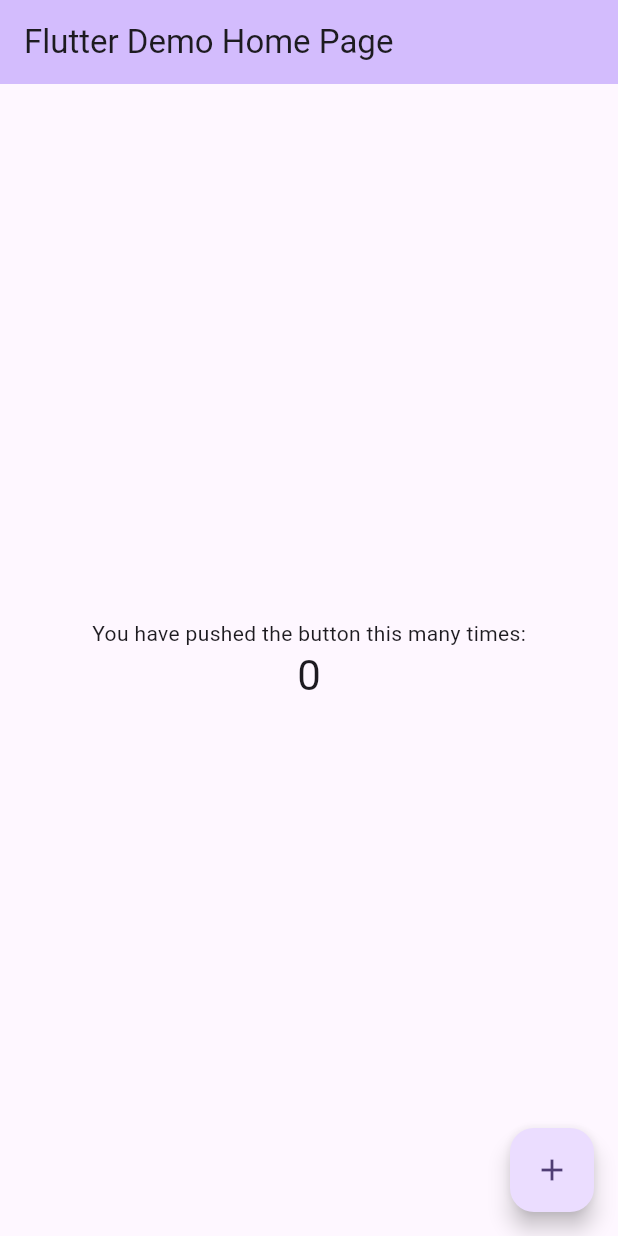
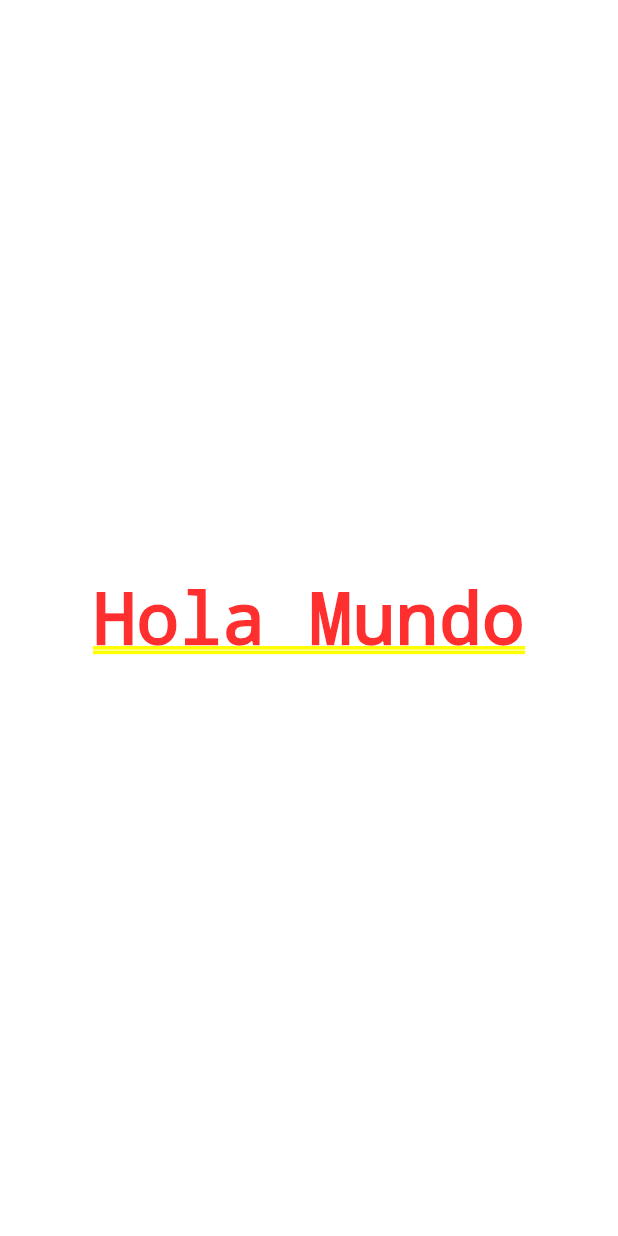
Before and after one commit to alexglzrys/flutter_design, a Flutter app: the screen it shows after launch, on a phone screen of 412 x 824 dp. Run offline on Flutter 3.47's test engine with Material 3 defaults, Android fonts, the phone set to English and light mode, and no system bars.

Commit message:
inicio del proyecto

```diff
--- a/lib/main.dart
+++ b/lib/main.dart
@@ -1,125 +1,16 @@
 import 'package:flutter/material.dart';
 
-void main() {
-  runApp(const MyApp());
-}
+void main() => runApp(const DesignApp());
 
-class MyApp extends StatelessWidget {
-  const MyApp({super.key});
+class DesignApp extends StatelessWidget {
+  const DesignApp({super.key});
 
-  // This widget is the root of your application.
   @override
   Widget build(BuildContext context) {
-    return MaterialApp(
-      title: 'Flutter Demo',
-      theme: ThemeData(
-        // This is the theme of your application.
-        //
-        // TRY THIS: Try running your application with "flutter run". You'll see
-        // the application has a blue toolbar. Then, without quitting the app,
-        // try changing the seedColor in the colorScheme below to Colors.green
-        // and then invoke "hot reload" (save your changes or press the "hot
-        // reload" button in a Flutter-supported IDE, or press "r" if you used
-        // the command line to start the app).
-        //
-        // Notice that the counter didn't reset back to zero; the application
-        // state is not lost during the reload. To reset the state, use hot
-        // restart instead.
-        //
-        // This works for code too, not just values: Most code changes can be
-        // tested with just a hot reload.
-        colorScheme: ColorScheme.fromSeed(seedColor: Colors.deepPurple),
-        useMaterial3: true,
-      ),
-      home: const MyHomePage(title: 'Flutter Demo Home Page'),
+    return const MaterialApp(
+      title: 'Diseños Flutter',
+      debugShowCheckedModeBanner: false,
+      home: Center(child: Text('Hola Mundo')),
     );
   }
 }
-
-class MyHomePage extends StatefulWidget {
-  const MyHomePage({super.key, required this.title});
-
-  // This widget is the home page of your application. It is stateful, meaning
-  // that it has a State object (defined below) that contains fields that affect
-  // how it looks.
-
-  // This class is the configuration for the state. It holds the values (in this
-  // case the title) provided by the parent (in this case the App widget) and
-  // used by the build method of the State. Fields in a Widget subclass are
-  // always marked "final".
-
-  final String title;
-
-  @override
-  State<MyHomePage> createState() => _MyHomePageState();
-}
-
-class _MyHomePageState extends State<MyHomePage> {
-  int _counter = 0;
-
-  void _incrementCounter() {
-    setState(() {
-      // This call to setState tells the Flutter framework that something has
-      // changed in this State, which causes it to rerun the build method below
-      // so that the display can reflect the updated values. If we changed
-      // _counter without calling setState(), then the build method would not be
-      // called again, and so nothing would appear to happen.
-      _counter++;
-    });
-  }
-
-  @override
-  Widget build(BuildContext context) {
-    // This method is rerun every time setState is called, for instance as done
-    // by the _incrementCounter method above.
-    //
-    // The Flutter framework has been optimized to make rerunning build methods
-    // fast, so that you can just rebuild anything that needs updating rather
-    // than having to individually change instances of widgets.
-    return Scaffold(
-      appBar: AppBar(
-        // TRY THIS: Try changing the color here to a specific color (to
-        // Colors.amber, perhaps?) and trigger a hot reload to see the AppBar
-        // change color while the other colors stay the same.
-        backgroundColor: Theme.of(context).colorScheme.inversePrimary,
-        // Here we take the value from the MyHomePage object that was created by
-        // the App.build method, and use it to set our appbar title.
-        title: Text(widget.title),
-      ),
-      body: Center(
-        // Center is a layout widget. It takes a single child and positions it
-        // in the middle of the parent.
-        child: Column(
-          // Column is also a layout widget. It takes a list of children and
-          // arranges them vertically. By default, it sizes itself to fit its
-          // children horizontally, and tries to be as tall as its parent.
-          //
-          // Column has various properties to control how it sizes itself and
-          // how it positions its children. Here we use mainAxisAlignment to
-          // center the children vertically; the main axis here is the vertical
-          // axis because Columns are vertical (the cross axis would be
-          // horizontal).
-          //
-          // TRY THIS: Invoke "debug painting" (choose the "Toggle Debug Paint"
-          // action in the IDE, or press "p" in the console), to see the
-          // wireframe for each widget.
-          mainAxisAlignment: MainAxisAlignment.center,
-          children: <Widget>[
-            const Text(
-              'You have pushed the button this many times:',
-            ),
-            Text(
-              '$_counter',
-              style: Theme.of(context).textTheme.headlineMedium,
-            ),
-          ],
-        ),
-      ),
-      floatingActionButton: FloatingActionButton(
-        onPressed: _incrementCounter,
-        tooltip: 'Increment',
-        child: const Icon(Icons.add),
-      ), // This trailing comma makes auto-formatting nicer for build methods.
-    );
-  }
-}
```
Also changed, not shown: 1 other file.
